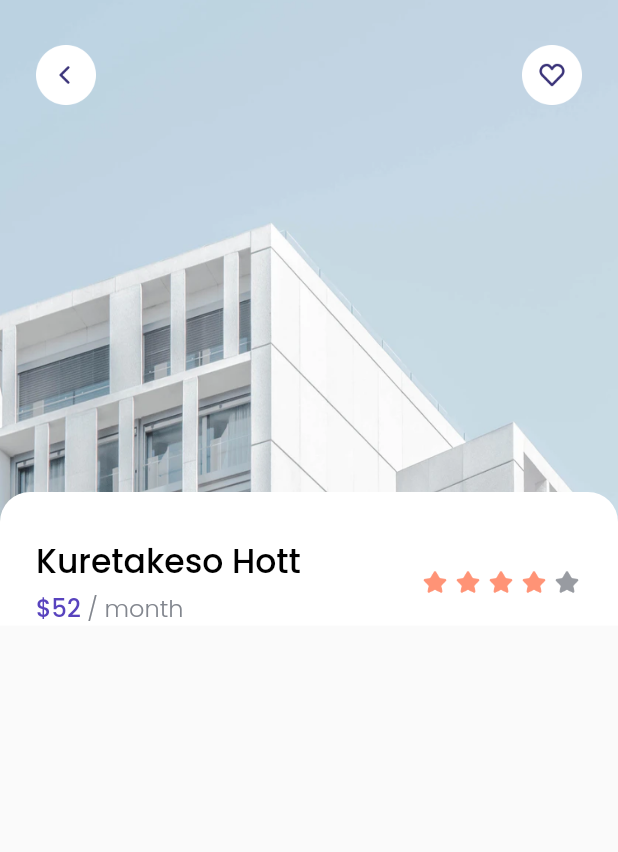
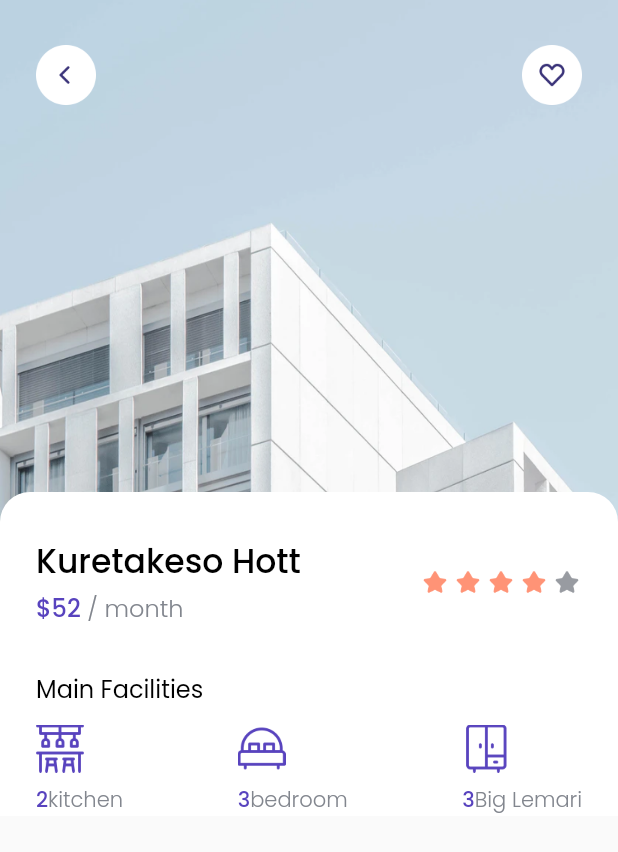
Before and after one commit to parhanhambali/cozy, a Flutter app: the DetailPage screen opened directly, on a phone screen of 412 x 824 dp. Shown: the top 852 px of the screen. Run offline on Flutter 3.47's test engine with Material 2 defaults, Android fonts, the phone set to English and light mode, and no system bars; our stand-ins replace google_fonts.

Commit message:
menambah widget facilities, menambah icon Main Facilities

```diff
--- a/lib/pages/detail_page.dart
+++ b/lib/pages/detail_page.dart
@@ -1,4 +1,5 @@
 import 'package:bwa_cozy/theme.dart';
+import 'package:bwa_cozy/widgets/facility_item.dart';
 import 'package:flutter/material.dart';
 
 class DetailPage extends StatelessWidget {
@@ -53,10 +54,12 @@ class DetailPage extends StatelessWidget {
                     color: whiteColor,
                   ),
                   child: Column(
+                    crossAxisAlignment: CrossAxisAlignment.start,
                     children: [
                       SizedBox(
                         height: 30,
                       ),
+                      // NOTE : TITLE
                       Padding(
                         padding: EdgeInsets.symmetric(
                           horizontal: edge,
@@ -134,6 +137,47 @@ class DetailPage extends StatelessWidget {
                           ],
                         ),
                       ),
+                      SizedBox(
+                        height: 30,
+                      ),
+                      // NOTE : MAIN FACILITIES
+                      Padding(
+                        padding: EdgeInsets.only(left: edge),
+                        child: Text(
+                          'Main Facilities',
+                          style: regularTextStyle.copyWith(
+                            fontSize: 16,
+                          ),
+                        ),
+                      ),
+                      SizedBox(
+                        height: 12,
+                      ),
+                      Padding(
+                        padding: EdgeInsets.symmetric(
+                          horizontal: edge,
+                        ),
+                        child: Row(
+                          mainAxisAlignment: MainAxisAlignment.spaceBetween,
+                          children: [
+                            FacilityItem(
+                              name: 'kitchen',
+                              imageUrl: 'assets/images/icon_kitchen.png',
+                              total: 2,
+                            ),
+                            FacilityItem(
+                              name: 'bedroom',
+                              imageUrl: 'assets/images/icon_bedroom.png',
+                              total: 3,
+                            ),
+                            FacilityItem(
+                              name: 'Big Lemari',
+                              imageUrl: 'assets/images/icon_cupboard.png',
+                              total: 3,
+                            ),
+                          ],
+                        ),
+                      ),
                     ],
                   ),
                 ),
--- /dev/null
+++ b/lib/widgets/facility_item.dart
@@ -0,0 +1,47 @@
+import 'package:bwa_cozy/theme.dart';
+import 'package:flutter/material.dart';
+
+class FacilityItem extends StatelessWidget {
+  final String name;
+  final String imageUrl;
+  final int total;
+
+  FacilityItem
+  ({
+    this.imageUrl,
+    this.name,
+    this.total
+  });
+
+  @override
+  Widget build(BuildContext context) {
+    return Column(
+      crossAxisAlignment: CrossAxisAlignment.start,
+      children: [
+        Image.asset(
+          imageUrl,
+          width: 32,
+        ),
+        SizedBox(
+          height: 8,
+        ),
+        Text.rich(
+          TextSpan(
+            text: '$total',
+            style: purpleTextStyle.copyWith(
+              fontSize: 14,
+            ),
+            children: [
+              TextSpan(
+                text: '$name',
+                style: greyTextStyle.copyWith(
+                  fontSize: 14,
+                ),
+              ),
+            ],
+          ),
+        ),
+      ],
+    );
+  }
+}
```
